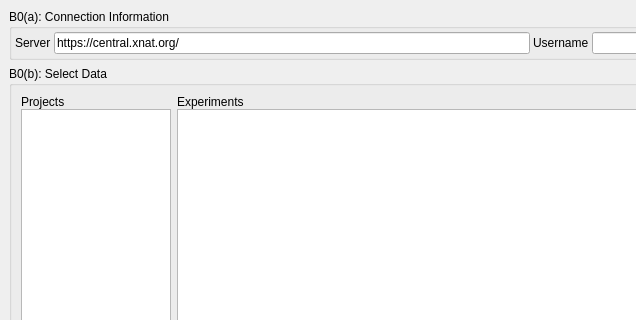
Before: the Qt Designer form xnat_dialog.ui in frankyeh/DSI-Studio, drawn with Qt 5; both pictures show x 0 to 636 and y 0 to 320 of the 949 by 778 pixel window.
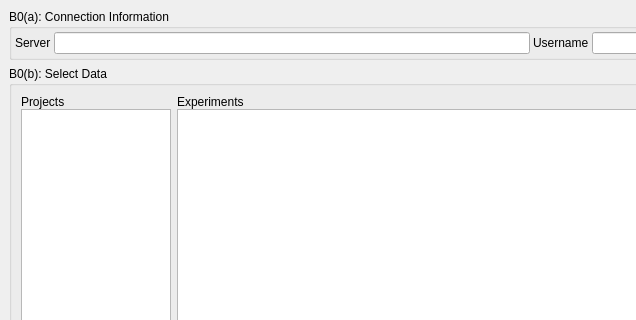
After: the same form once the commit is applied. Icons and pictures are not drawn.

Diff of the .ui file:
```diff
--- a/xnat_dialog.ui
+++ b/xnat_dialog.ui
@@ -52,7 +52,7 @@
        <item>
         <widget class="QLineEdit" name="url">
          <property name="text">
-          <string>https://central.xnat.org/</string>
+          <string/>
          </property>
         </widget>
        </item>
```
Left out of the diff: 2 changed lines with no effect on the pictures.
